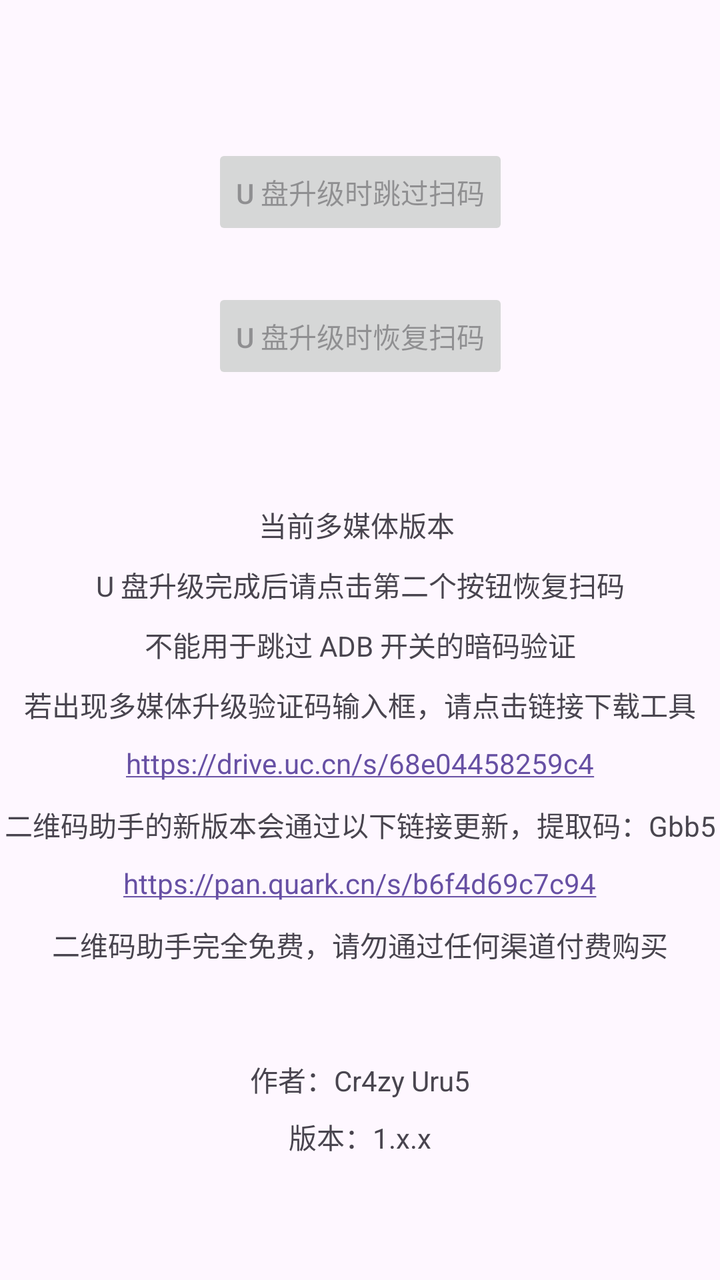
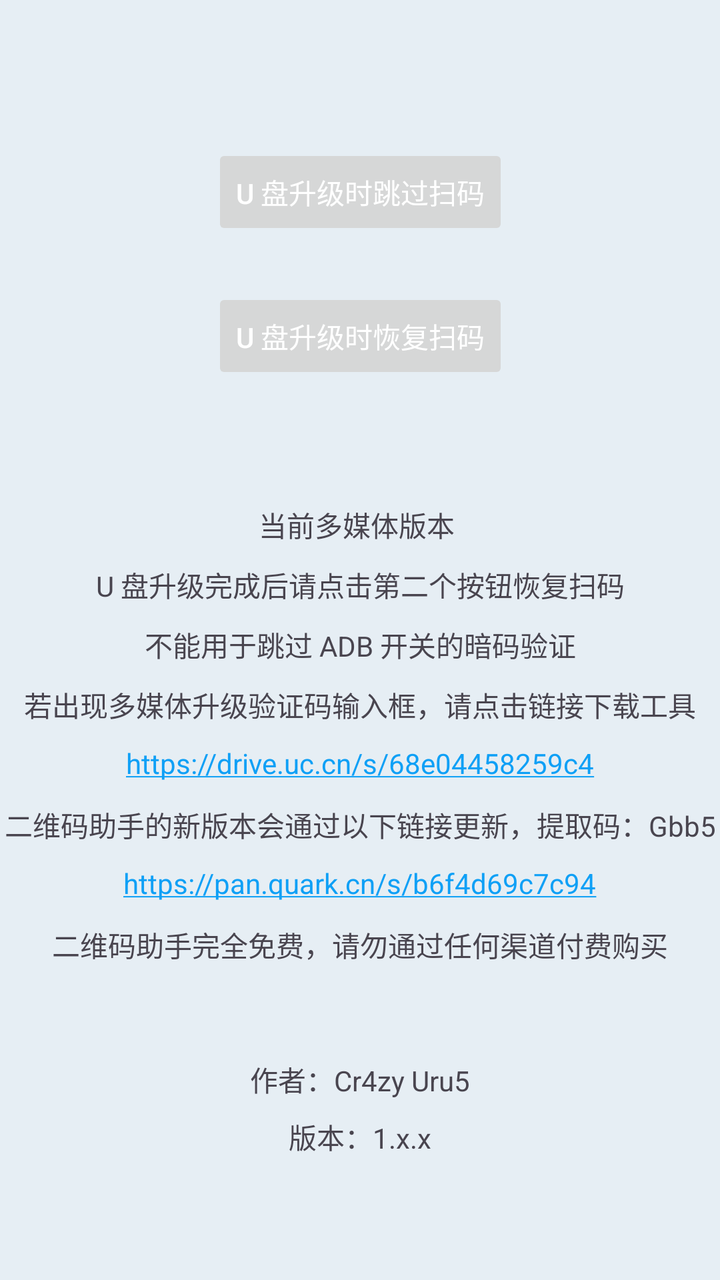

Before-and-after screenshots of an Android layout around one commit, followed by the original layout XML and the change that was made.
<!-- AndroidManifest.xml: activity theme Theme.BYDOTAQRCodeBypass -->
<!-- res/layout/activity_main.xml -->
<?xml version="1.0" encoding="utf-8"?>
<androidx.constraintlayout.widget.ConstraintLayout xmlns:android="http://schemas.android.com/apk/res/android"
    xmlns:app="http://schemas.android.com/apk/res-auto"
    xmlns:tools="http://schemas.android.com/tools"
    android:id="@+id/main"
    android:layout_width="match_parent"
    android:layout_height="match_parent"
    tools:context="com.crazyurus.bydota.qrcodebypass.MainActivity">

    <Button
        android:id="@+id/button"
        android:layout_width="wrap_content"
        android:layout_height="wrap_content"
        android:layout_marginStart="24dp"
        android:layout_marginTop="72dp"
        android:layout_marginEnd="24dp"
        android:enabled="false"
        android:text="U 盘升级时跳过扫码"
        app:layout_constraintEnd_toEndOf="parent"
        app:layout_constraintStart_toStartOf="parent"
        app:layout_constraintTop_toTopOf="parent" />

    <Button
        android:id="@+id/button2"
        android:layout_width="wrap_content"
        android:layout_height="wrap_content"
        android:layout_marginStart="24dp"
        android:layout_marginTop="24dp"
        android:layout_marginEnd="24dp"
        android:enabled="false"
        android:text="U 盘升级时恢复扫码"
        app:layout_constraintEnd_toEndOf="parent"
        app:layout_constraintStart_toStartOf="parent"
        app:layout_constraintTop_toBottomOf="@+id/button" />

    <TextView
        android:id="@+id/textView"
        android:layout_width="wrap_content"
        android:layout_height="wrap_content"
        android:layout_marginStart="24dp"
        android:layout_marginEnd="24dp"
        android:layout_marginBottom="90dp"
        android:text="作者：Cr4zy Uru5"
        app:layout_constraintBottom_toBottomOf="parent"
        app:layout_constraintEnd_toEndOf="parent"
        app:layout_constraintStart_toStartOf="parent" />

    <TextView
        android:id="@+id/textVersion"
        android:layout_width="wrap_content"
        android:layout_height="wrap_content"
        android:layout_marginStart="24dp"
        android:layout_marginTop="8dp"
        android:layout_marginEnd="24dp"
        android:text="版本：1.x.x"
        app:layout_constraintEnd_toEndOf="parent"
        app:layout_constraintStart_toStartOf="parent"
        app:layout_constraintTop_toBottomOf="@id/textView" />

    <TextView
        android:id="@+id/textView3"
        android:layout_width="wrap_content"
        android:layout_height="wrap_content"
        android:layout_marginStart="24dp"
        android:layout_marginTop="60dp"
        android:layout_marginEnd="24dp"
        android:text="当前多媒体版本 "
        app:layout_constraintEnd_toEndOf="parent"
        app:layout_constraintStart_toStartOf="parent"
        app:layout_constraintTop_toBottomOf="@+id/button2" />

    <TextView
        android:id="@+id/textView4"
        android:layout_width="wrap_content"
        android:layout_height="wrap_content"
        android:layout_marginStart="24dp"
        android:layout_marginTop="90dp"
        android:layout_marginEnd="24dp"
        android:text="U 盘升级完成后请点击第二个按钮恢复扫码"
        app:layout_constraintEnd_toEndOf="parent"
        app:layout_constraintStart_toStartOf="parent"
        app:layout_constraintTop_toBottomOf="@+id/button2" />

    <TextView
        android:id="@+id/textView5"
        android:layout_width="wrap_content"
        android:layout_height="wrap_content"
        android:layout_marginStart="24dp"
        android:layout_marginTop="120dp"
        android:layout_marginEnd="24dp"
        android:text="不能用于跳过 ADB 开关的暗码验证"
        app:layout_constraintEnd_toEndOf="parent"
        app:layout_constraintStart_toStartOf="parent"
        app:layout_constraintTop_toBottomOf="@+id/button2" />

    <TextView
        android:id="@+id/textView2"
        android:layout_width="wrap_content"
        android:layout_height="wrap_content"
        android:layout_marginStart="24dp"
        android:layout_marginTop="150dp"
        android:layout_marginEnd="24dp"
        android:text="若出现多媒体升级验证码输入框，请点击链接下载工具"
        app:layout_constraintEnd_toEndOf="parent"
        app:layout_constraintStart_toStartOf="parent"
        app:layout_constraintTop_toBottomOf="@+id/button2" />

    <TextView
        android:id="@+id/textLink"
        android:layout_width="wrap_content"
        android:layout_height="wrap_content"
        android:layout_marginStart="24dp"
        android:layout_marginTop="180dp"
        android:layout_marginEnd="24dp"
        android:autoLink="web"
        android:text="https://drive.uc.cn/s/68e04458259c4"
        app:layout_constraintEnd_toEndOf="parent"
        app:layout_constraintStart_toStartOf="parent"
        app:layout_constraintTop_toBottomOf="@+id/button2" />

    <TextView
        android:id="@+id/textView6"
        android:layout_width="wrap_content"
        android:layout_height="wrap_content"
        android:layout_marginStart="24dp"
        android:layout_marginTop="210dp"
        android:layout_marginEnd="24dp"
        android:text="二维码助手的新版本会通过以下链接更新，提取码：Gbb5"
        app:layout_constraintEnd_toEndOf="parent"
        app:layout_constraintStart_toStartOf="parent"
        app:layout_constraintTop_toBottomOf="@+id/button2" />

    <TextView
        android:id="@+id/textLink2"
        android:layout_width="wrap_content"
        android:layout_height="wrap_content"
        android:layout_marginStart="24dp"
        android:layout_marginTop="240dp"
        android:layout_marginEnd="24dp"
        android:autoLink="web"
        android:text="https://pan.quark.cn/s/b6f4d69c7c94"
        app:layout_constraintEnd_toEndOf="parent"
        app:layout_constraintStart_toStartOf="parent"
        app:layout_constraintTop_toBottomOf="@+id/button2" />

    <TextView
        android:id="@+id/textView7"
        android:layout_width="wrap_content"
        android:layout_height="wrap_content"
        android:layout_marginStart="24dp"
        android:layout_marginTop="270dp"
        android:layout_marginEnd="24dp"
        android:text="二维码助手完全免费，请勿通过任何渠道付费购买"
        app:layout_constraintEnd_toEndOf="parent"
        app:layout_constraintStart_toStartOf="parent"
        app:layout_constraintTop_toBottomOf="@+id/button2" />

</androidx.constraintlayout.widget.ConstraintLayout>
<!-- resources referenced by this layout -->
<resources>
  <style name="Theme.BYDOTAQRCodeBypass" parent="android:Theme.Material.Light.NoActionBar" />
</resources>

<!-- the commit's change to res/layout/activity_main.xml (unified diff, before → after) -->
@@ -16,6 +16,7 @@
         android:layout_marginEnd="24dp"
         android:enabled="false"
         android:text="U 盘升级时跳过扫码"
+        android:textColor="@color/white"
         app:layout_constraintEnd_toEndOf="parent"
         app:layout_constraintStart_toStartOf="parent"
         app:layout_constraintTop_toTopOf="parent" />
@@ -29,6 +30,7 @@
         android:layout_marginEnd="24dp"
         android:enabled="false"
         android:text="U 盘升级时恢复扫码"
+        android:textColor="@color/white"
         app:layout_constraintEnd_toEndOf="parent"
         app:layout_constraintStart_toStartOf="parent"
         app:layout_constraintTop_toBottomOf="@+id/button" />
<!-- resource entries referenced after the edit -->
@@ -1,5 +1,6 @@
 <!-- resources referenced by this layout -->
 <resources>
+  <color name="white">#FFFFFFFF</color>
   <style name="Theme.BYDOTAQRCodeBypass" parent="android:Theme.Material.Light.NoActionBar" />
 </resources>
 
